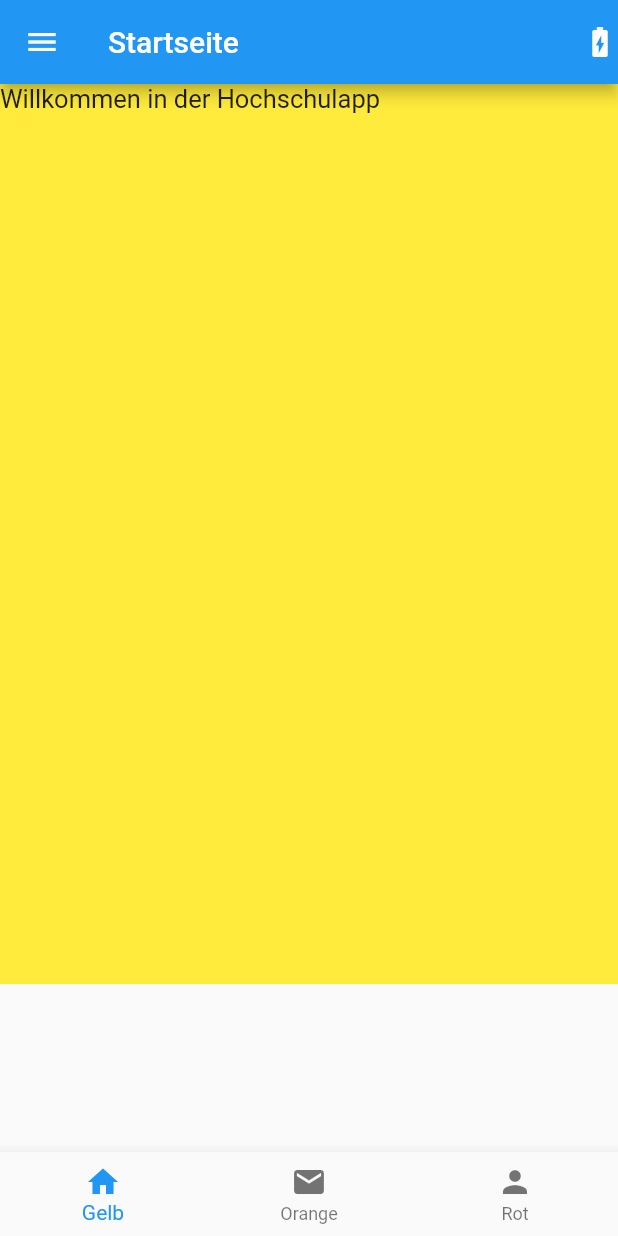
After one commit to Vici912/flutter_app_neu, a Flutter app: the HomeScreen screen opened directly, on a phone screen of 412 x 824 dp. The commit adds this screen. Run offline on Flutter 3.47's test engine with Material 2 defaults, Android fonts, the phone set to English and light mode, and no system bars.

Commit message:
Neues Projekt so

```diff
--- /dev/null
+++ b/lib/Screens/first_tab.dart
@@ -0,0 +1,33 @@
+import 'package:flutter/material.dart';
+
+
+class FirstTab extends StatelessWidget {
+
+  final Color color;
+
+  FirstTab(this.color);
+
+
+  @override
+
+  Widget build(BuildContext context) {
+
+
+
+    return Container(
+
+      color: color,
+      width: 550,
+      height: 600,
+
+      child: Text ("Willkommen in der Hochschulapp",
+      style: TextStyle(
+        fontSize: 17,
+      ),
+
+      ),
+
+
+    );
+  }
+}
--- /dev/null
+++ b/lib/Screens/home_screen.dart
@@ -0,0 +1,68 @@
+import 'package:flutter/material.dart';
+import 'first_tab.dart';
+
+class HomeScreen extends StatefulWidget {
+  @override
+  _HomeScreenState createState() => _HomeScreenState();
+}
+
+class _HomeScreenState extends State<HomeScreen> {
+
+  int _currentIndex = 0;
+
+  @override
+
+  final List<Widget> _children = [
+    FirstTab(Colors.yellow),
+    FirstTab(Colors.orange),
+    FirstTab(Colors.red),
+  ];
+
+
+
+
+  Widget build(BuildContext context) {
+    return Scaffold(
+      appBar: AppBar(
+        leading: Icon(Icons.menu),
+        title: Text("Startseite"),
+        actions: <Widget>[
+          Icon(Icons.battery_charging_full),
+        ],
+      ),
+
+      body: _children[_currentIndex],
+      bottomNavigationBar: BottomNavigationBar(
+        onTap: onTabTapped,
+        currentIndex: _currentIndex,
+        items: [
+          BottomNavigationBarItem(
+            icon: new Icon(Icons.home),
+            title: new Text("Gelb"),
+          ),
+
+          BottomNavigationBarItem(
+            icon: Icon(Icons.mail),
+            title: new Text("Orange"),
+          ),
+
+          BottomNavigationBarItem(
+            icon: Icon(Icons.person),
+            title: Text("Rot"),
+          ),
+        ],
+      ),
+    );
+  }
+
+
+
+  void onTabTapped(int index) {
+    setState(() {
+      _currentIndex = index;
+    });
+  }
+
+
+
+}
--- a/lib/main.dart
+++ b/lib/main.dart
@@ -1,5 +1,6 @@
 import 'package:flutter/material.dart';
 import 'package:flutter_app_neu/Screens/datenschutz_screen.dart';
+import 'package:flutter_app_neu/Screens/home_screen.dart';
 
 void main() => runApp(MyApp());
 
```
